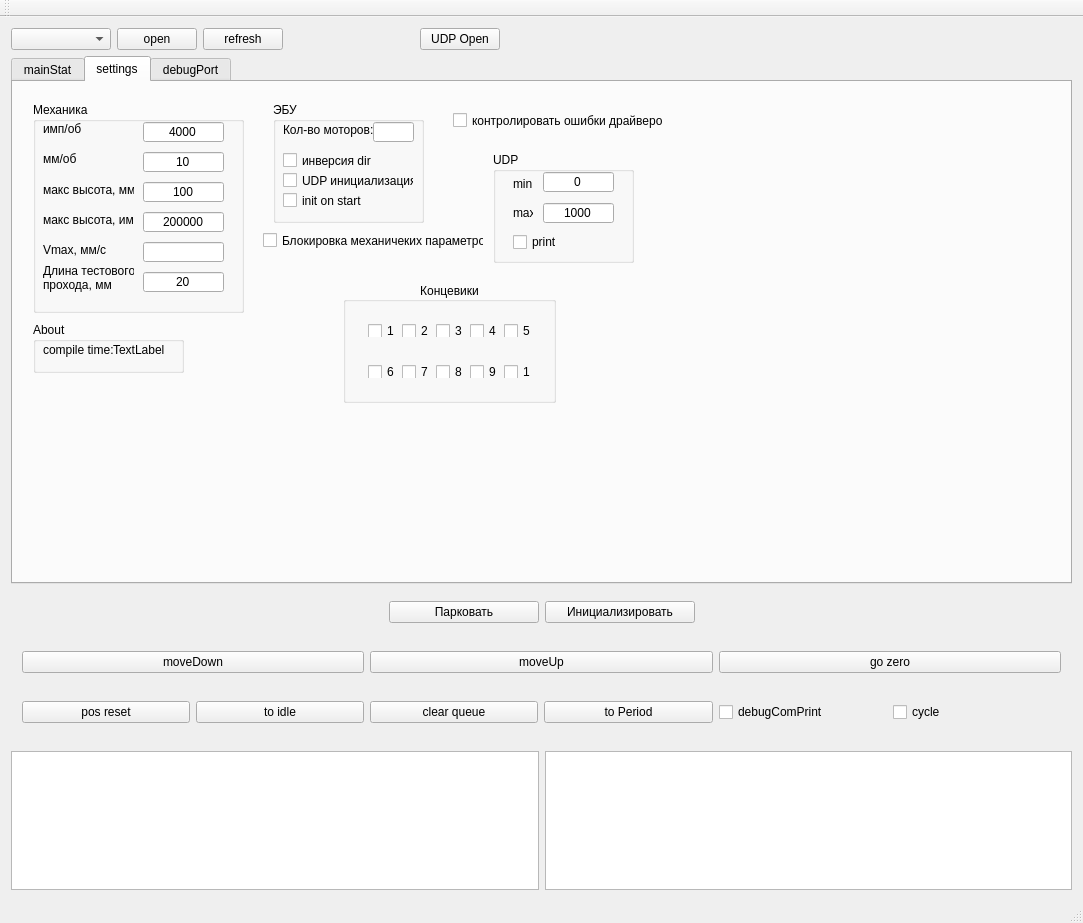
baradoid/polden-motorControl, file mainwindow.ui: the form before one commit.
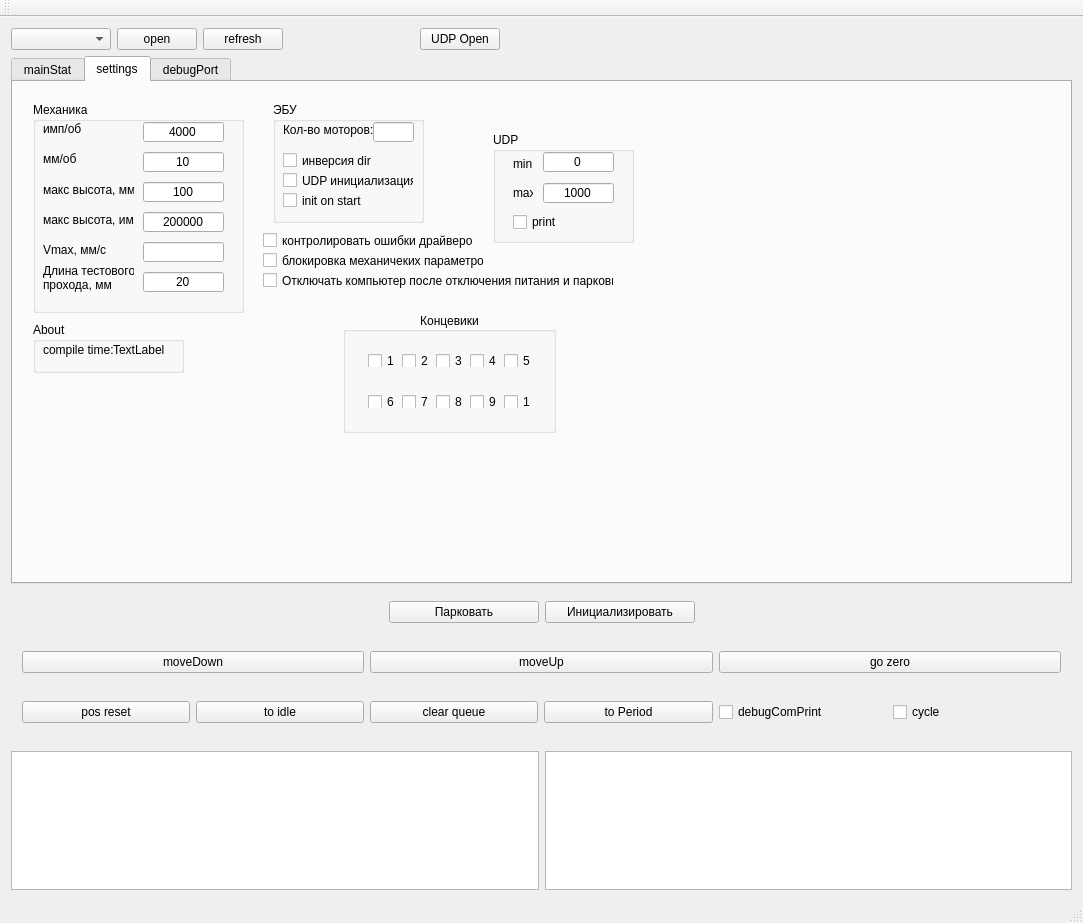
The form after the commit. The open tabs and pages were chosen to show the change.

Commit message: добавлено событие по окончанию парковки добавлена опция - отключать если нет питания по окончанию парковки

```diff
--- a/mainwindow.ui
+++ b/mainwindow.ui
@@ -719,7 +719,7 @@
         <property name="geometry">
          <rect>
           <x>480</x>
-          <y>70</y>
+          <y>50</y>
           <width>141</width>
           <height>111</height>
          </rect>
@@ -848,7 +848,7 @@
         <property name="geometry">
          <rect>
           <x>330</x>
-          <y>200</y>
+          <y>230</y>
           <width>213</width>
           <height>121</height>
          </rect>
@@ -983,8 +983,8 @@
        <widget class="QCheckBox" name="checkBoxDriversStateControl">
         <property name="geometry">
          <rect>
-          <x>440</x>
-          <y>30</y>
+          <x>250</x>
+          <y>150</y>
           <width>211</width>
           <height>17</height>
          </rect>
@@ -997,13 +997,26 @@
         <property name="geometry">
          <rect>
           <x>250</x>
-          <y>150</y>
+          <y>170</y>
           <width>221</width>
           <height>17</height>
          </rect>
         </property>
         <property name="text">
-         <string>Блокировка механичеких параметров</string>
+         <string>блокировка механичеких параметров</string>
+        </property>
+       </widget>
+       <widget class="QCheckBox" name="checkBoxShutdownOnPowerLoss">
+        <property name="geometry">
+         <rect>
+          <x>250</x>
+          <y>190</y>
+          <width>351</width>
+          <height>17</height>
+         </rect>
+        </property>
+        <property name="text">
+         <string>Отключать компьютер после отключения питания и парковки</string>
         </property>
        </widget>
       </widget>
```
The commit also changes 5 other files.
